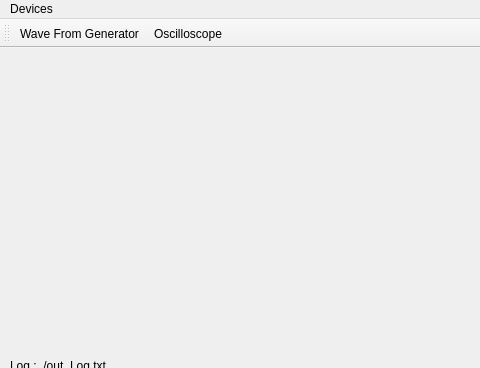
First picture: the form in mainwindow.ui, repository TripletESR/DAQ_GUI, before the edit; both pictures show x 0 to 480 and y 0 to 368 of the 676 by 501 pixel window.
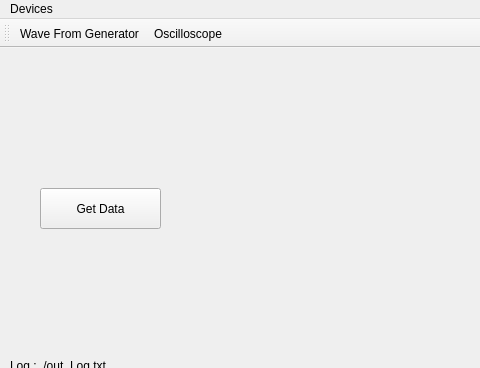
Second picture: the form after the edit. Custom widgets are drawn as their Qt base class.

The edit to the form file:
```diff
--- a/mainwindow.ui
+++ b/mainwindow.ui
@@ -10,6 +10,12 @@
     <height>501</height>
    </rect>
   </property>
+  <property name="sizePolicy">
+   <sizepolicy hsizetype="Fixed" vsizetype="Fixed">
+    <horstretch>0</horstretch>
+    <verstretch>0</verstretch>
+   </sizepolicy>
+  </property>
   <property name="windowTitle">
    <string>MainWindow</string>
   </property>
@@ -47,6 +53,19 @@
      </property>
     </widget>
    </widget>
+   <widget class="QPushButton" name="pushButton">
+    <property name="geometry">
+     <rect>
+      <x>40</x>
+      <y>140</y>
+      <width>121</width>
+      <height>41</height>
+     </rect>
+    </property>
+    <property name="text">
+     <string>Get Data</string>
+    </property>
+   </widget>
   </widget>
   <widget class="QMenuBar" name="menuBar">
    <property name="geometry">
```
Left out of the diff: 2 changed lines with no effect on the pictures.
